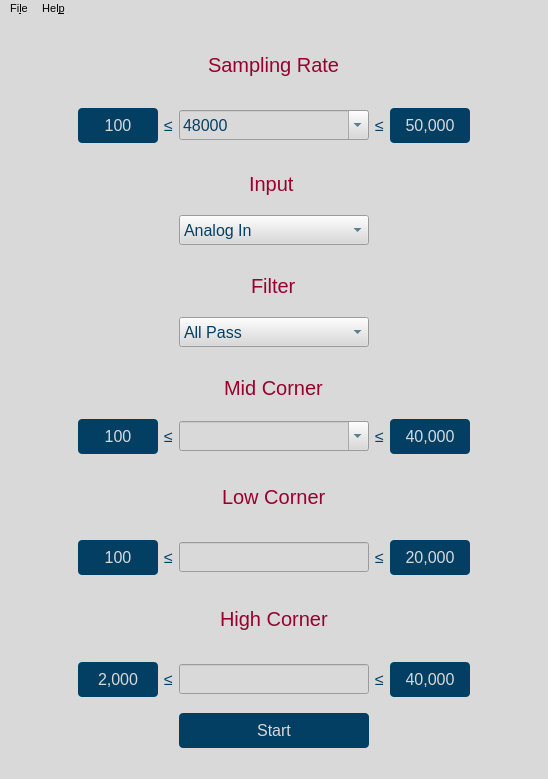
Qt form gui/qtdesigner/BasicOperation.ui (wyattduber/CyDAQ) before a commit.
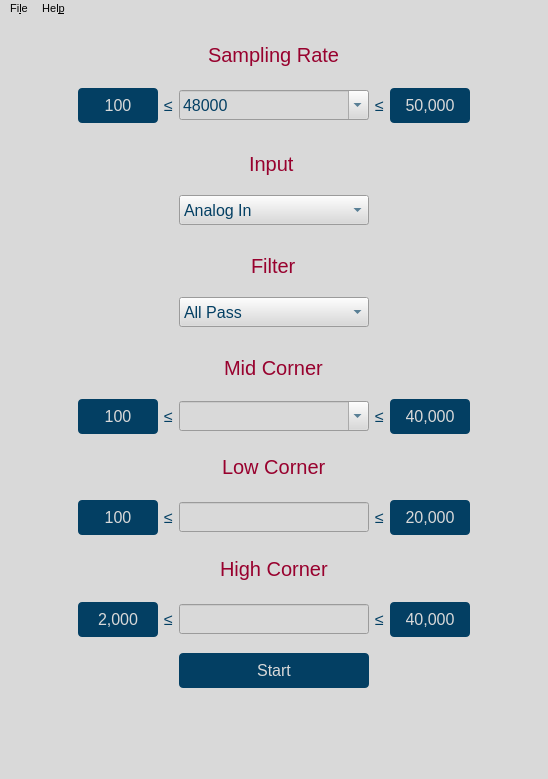
The same form after that commit.

Commit message: got CLI wrapper starting to work in UI

```diff
--- a/gui/qtdesigner/BasicOperation.ui
+++ b/gui/qtdesigner/BasicOperation.ui
@@ -734,6 +734,13 @@
       </property>
      </widget>
     </item>
+    <item>
+     <widget class="QLabel" name="connection_status_label">
+      <property name="text">
+       <string/>
+      </property>
+     </widget>
+    </item>
    </layout>
   </widget>
   <widget class="QMenuBar" name="menubar">
```
The commit also changes 7 other files.
